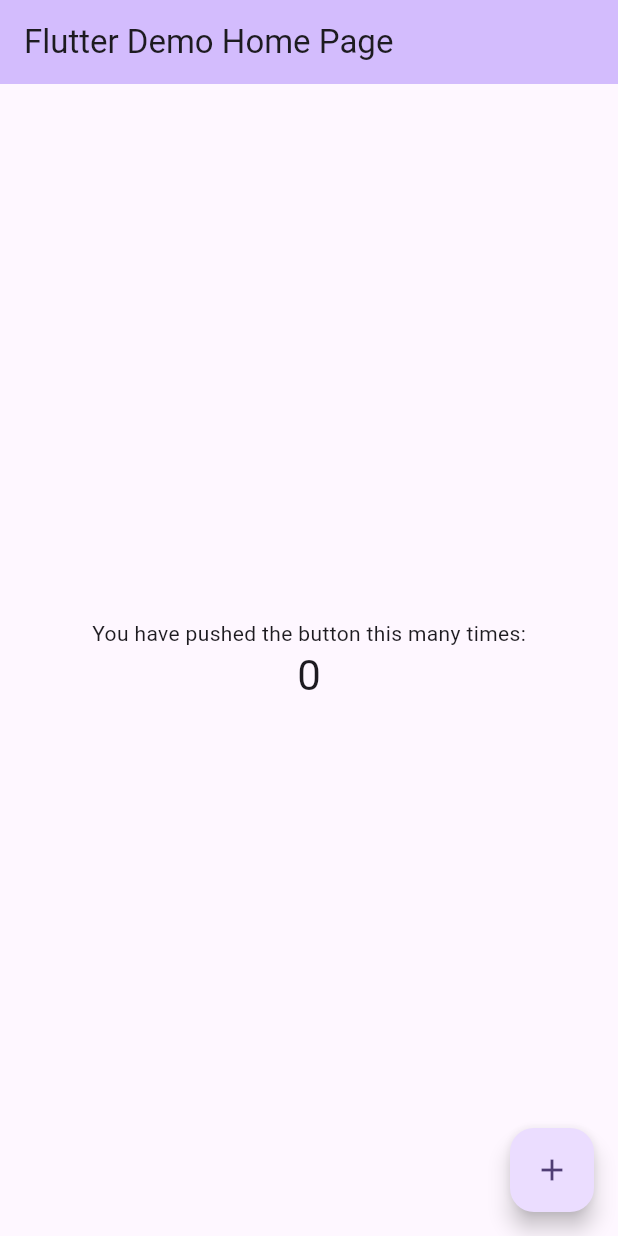
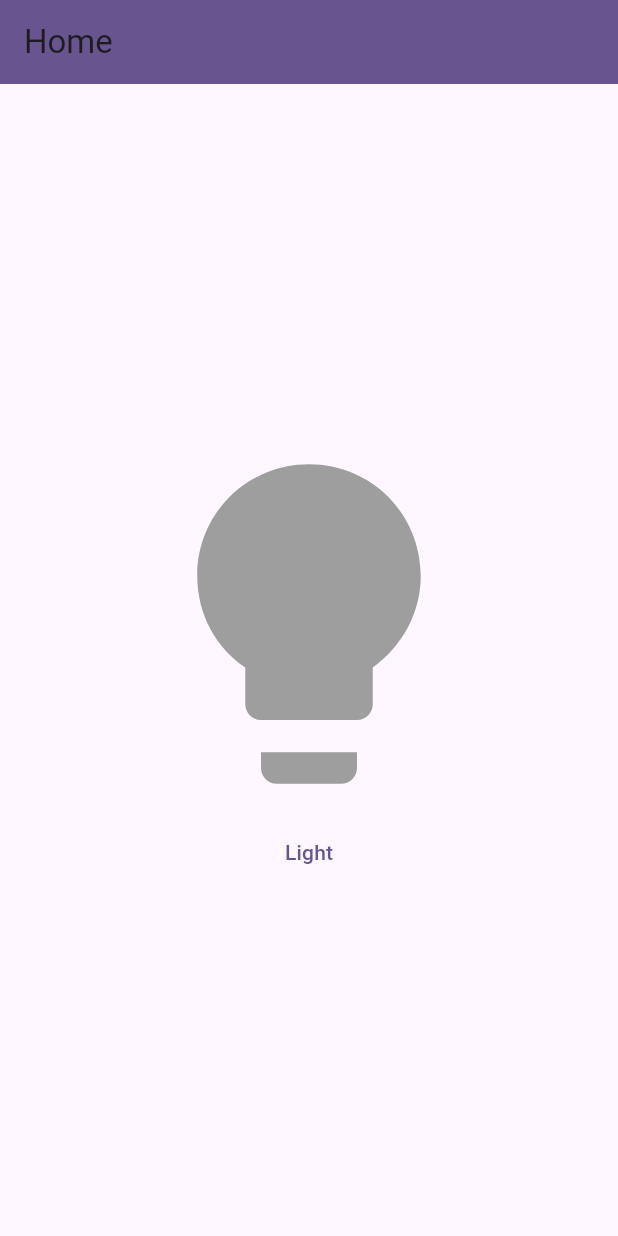
Before and after one commit to KayesAshfaQ/flutter_state, a Flutter app: the screen it shows after launch, on a phone screen of 412 x 824 dp. Run offline on Flutter 3.47's test engine with Material 3 defaults, Android fonts, the phone set to English and light mode, and no system bars; our stand-ins replace material_ui.

Commit message:
feat: add light state management using provider package

```diff
--- a/bulb_state/lib/main.dart
+++ b/bulb_state/lib/main.dart
@@ -1,4 +1,8 @@
 import 'package:material_ui/material_ui.dart';
+import 'package:provider/provider.dart';
+
+import 'pages/home_page.dart';
+import 'providers/light_provider.dart';
 
 void main() {
   runApp(const MyApp());
@@ -7,115 +11,14 @@ void main() {
 class MyApp extends StatelessWidget {
   const MyApp({super.key});
 
-  // This widget is the root of your application.
   @override
   Widget build(BuildContext context) {
-    return MaterialApp(
-      title: 'Flutter Demo',
-      theme: ThemeData(
-        // This is the theme of your application.
-        //
-        // TRY THIS: Try running your application with "flutter run". You'll see
-        // the application has a purple toolbar. Then, without quitting the app,
-        // try changing the seedColor in the colorScheme below to Colors.green
-        // and then invoke "hot reload" (save your changes or press the "hot
-        // reload" button in a Flutter-supported IDE, or press "r" if you used
-        // the command line to start the app).
-        //
-        // Notice that the counter didn't reset back to zero; the application
-        // state is not lost during the reload. To reset the state, use hot
-        // restart instead.
-        //
-        // This works for code too, not just values: Most code changes can be
-        // tested with just a hot reload.
-        colorScheme: .fromSeed(seedColor: Colors.deepPurple),
-      ),
-      home: const MyHomePage(title: 'Flutter Demo Home Page'),
-    );
-  }
-}
-
-class MyHomePage extends StatefulWidget {
-  const MyHomePage({super.key, required this.title});
-
-  // This widget is the home page of your application. It is stateful, meaning
-  // that it has a State object (defined below) that contains fields that affect
-  // how it looks.
-
-  // This class is the configuration for the state. It holds the values (in this
-  // case the title) provided by the parent (in this case the App widget) and
-  // used by the build method of the State. Fields in a Widget subclass are
-  // always marked "final".
-
-  final String title;
-
-  @override
-  State<MyHomePage> createState() => _MyHomePageState();
-}
-
-class _MyHomePageState extends State<MyHomePage> {
-  int _counter = 0;
-
-  void _incrementCounter() {
-    setState(() {
-      // This call to setState tells the Flutter framework that something has
-      // changed in this State, which causes it to rerun the build method below
-      // so that the display can reflect the updated values. If we changed
-      // _counter without calling setState(), then the build method would not be
-      // called again, and so nothing would appear to happen.
-      _counter++;
-    });
-  }
-
-  @override
-  Widget build(BuildContext context) {
-    // This method is rerun every time setState is called, for instance as done
-    // by the _incrementCounter method above.
-    //
-    // The Flutter framework has been optimized to make rerunning build methods
-    // fast, so that you can just rebuild anything that needs updating rather
-    // than having to individually change instances of widgets.
-    return Scaffold(
-      appBar: AppBar(
-        // TRY THIS: Try changing the color here to a specific color (to
-        // Colors.amber, perhaps?) and trigger a hot reload to see the AppBar
-        // change color while the other colors stay the same.
-        backgroundColor: Theme.of(context).colorScheme.inversePrimary,
-        // Here we take the value from the MyHomePage object that was created by
-        // the App.build method, and use it to set our appbar title.
-        title: Text(widget.title),
-      ),
-      body: Center(
-        // Center is a layout widget. It takes a single child and positions it
-        // in the middle of the parent.
-        child: Column(
-          // Column is also a layout widget. It takes a list of children and
-          // arranges them vertically. By default, it sizes itself to fit its
-          // children horizontally, and tries to be as tall as its parent.
-          //
-          // Column has various properties to control how it sizes itself and
-          // how it positions its children. Here we use mainAxisAlignment to
-          // center the children vertically; the main axis here is the vertical
-          // axis because Columns are vertical (the cross axis would be
-          // horizontal).
-          //
-          // TRY THIS: Invoke "debug painting" (choose the "Toggle Debug Paint"
-          // action in the IDE, or press "p" in the console), to see the
-          // wireframe for each widget.
-          mainAxisAlignment: .center,
-          children: [
-            const Text('You have pushed the button this many times:'),
-            Text(
-              '$_counter',
-              style: Theme.of(context).textTheme.headlineMedium,
-            ),
-          ],
-        ),
-      ),
-      floatingActionButton: FloatingActionButton(
-        onPressed: _incrementCounter,
-        tooltip: 'Increment',
-        child: const Icon(Icons.add),
+    return ChangeNotifierProvider<LightProvider>(
+      create: (context) => LightProvider(),
+      child: MaterialApp(
+        title: 'Flutter Demo',
+        theme: ThemeData(colorScheme: .fromSeed(seedColor: Colors.deepPurple)),
+        home: const HomePage(),
       ),
     );
   }
--- /dev/null
+++ b/bulb_state/lib/pages/home_page.dart
@@ -0,0 +1,48 @@
+import 'package:material_ui/material_ui.dart';
+import 'package:provider/provider.dart';
+
+import '../providers/light_provider.dart';
+import '../widgets/bulb_widget.dart';
+
+class HomePage extends StatefulWidget {
+  const HomePage({super.key});
+
+  @override
+  State<HomePage> createState() => _HomePageState();
+}
+
+class _HomePageState extends State<HomePage> {
+  @override
+  Widget build(BuildContext context) {
+    final lightState = Provider.of<LightProvider>(context, listen: true);
+
+    debugPrint('build');
+
+    return Scaffold(
+      appBar: AppBar(
+        backgroundColor: Theme.of(context).colorScheme.primary,
+
+        title: Text('Home'),
+      ),
+      body: Center(
+        child: Column(
+          mainAxisAlignment: .center,
+          children: [
+            BulbWidget(),
+            // Switch(
+            //   value: lightState.isLightOn,
+            //   onChanged: context.read<LightProvider>().lightSwitch,
+            // ),
+            TextButton(
+              onPressed: () {
+                final lightState = context.read<LightProvider>();
+                lightState.lightSwitch(!lightState.isLightOn);
+              },
+              child: Text('Light'),
+            ),
+          ],
+        ),
+      ),
+    );
+  }
+}
--- /dev/null
+++ b/bulb_state/lib/providers/light_provider.dart
@@ -0,0 +1,12 @@
+import 'package:flutter/widgets.dart';
+
+class LightProvider extends ChangeNotifier {
+  bool _isLightOn = false;
+
+  bool get isLightOn => _isLightOn;
+
+  void lightSwitch(bool value) {
+    _isLightOn = value;
+    notifyListeners();
+  }
+}
--- /dev/null
+++ b/bulb_state/lib/widgets/bulb_widget.dart
@@ -0,0 +1,18 @@
+import 'package:bulb_state/providers/light_provider.dart';
+import 'package:material_ui/material_ui.dart';
+import 'package:provider/provider.dart';
+
+class BulbWidget extends StatelessWidget {
+  const new({super.key});
+
+  @override
+  Widget build(BuildContext context) {
+    return Icon(
+      Icons.lightbulb,
+      size: 256,
+      color: context.watch<LightProvider>().isLightOn
+          ? Colors.amber
+          : Colors.grey,
+    );
+  }
+}
--- a/bulb_state/pubspec.yaml
+++ b/bulb_state/pubspec.yaml
@@ -35,6 +35,7 @@ dependencies:
   # The following adds the Cupertino Icons font to your application.
   # Use with the CupertinoIcons class for iOS style icons.
   cupertino_icons: ^1.0.8
+  provider: ^6.1.5+1
 
 dev_dependencies:
   flutter_test:
```
Also changed, not shown: bulb_state/pubspec.lock.
